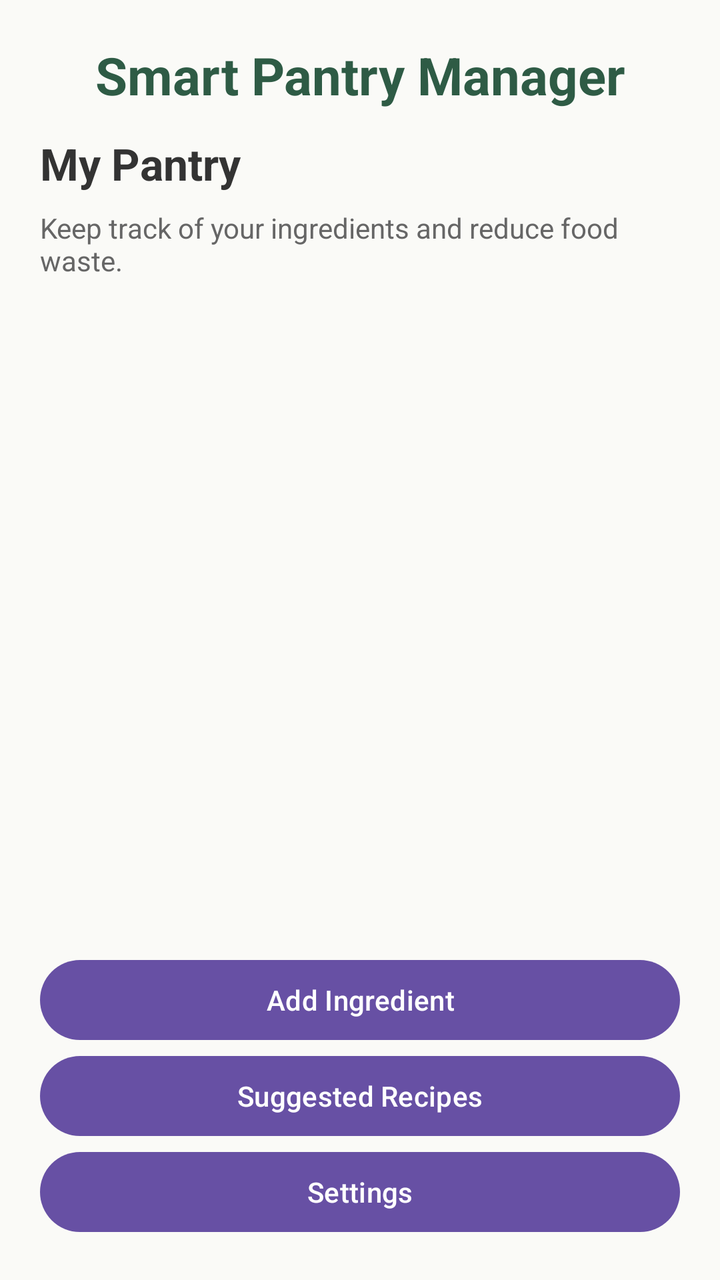
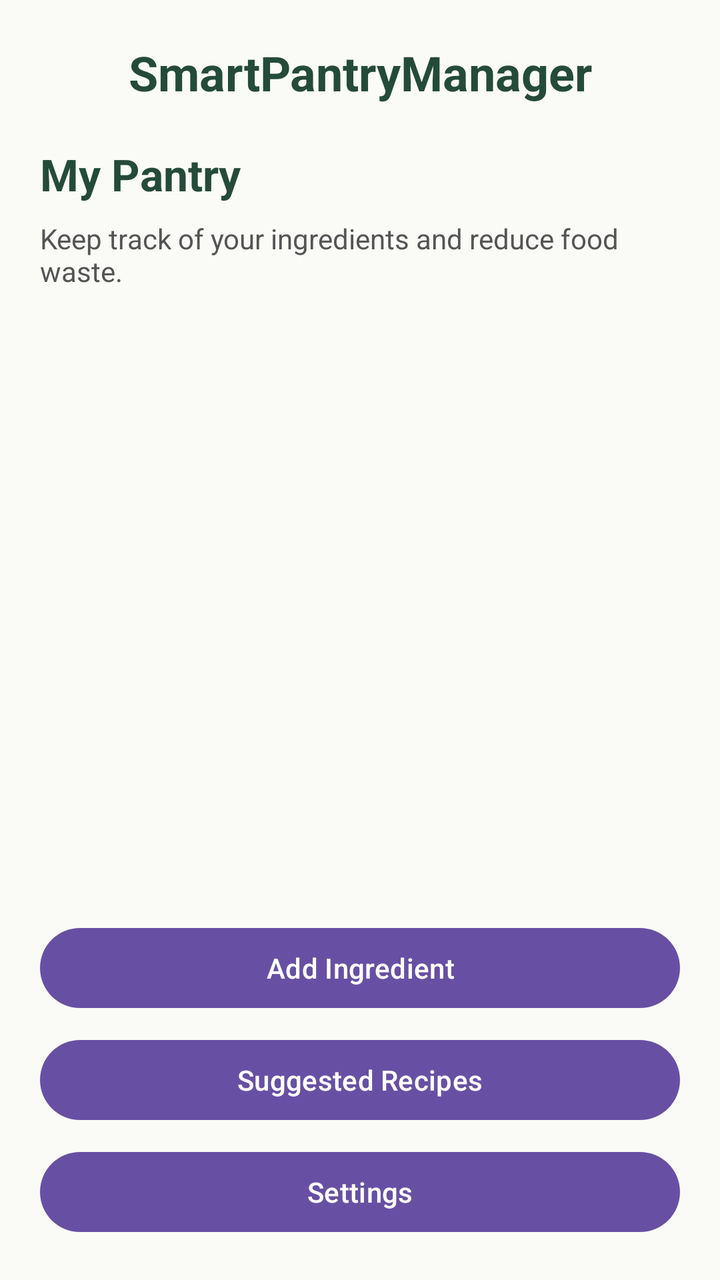

An Android layout rendered at two revisions. The XML below is the earlier revision; the diff shows what the commit changed to produce the second picture.
<!-- AndroidManifest.xml: application theme Theme.SmartPantryManager -->
<!-- res/layout/activity_main.xml -->
<?xml version="1.0" encoding="utf-8"?>
<LinearLayout
    xmlns:android="http://schemas.android.com/apk/res/android"
    android:id="@+id/main"
    android:layout_width="match_parent"
    android:layout_height="match_parent"
    android:orientation="vertical"
    android:padding="20dp"
    android:background="#FAFAF7">

    <TextView
        android:layout_width="match_parent"
        android:layout_height="wrap_content"
        android:text="Smart Pantry Manager"
        android:textSize="26sp"
        android:textStyle="bold"
        android:textColor="#2E5B45"
        android:gravity="center"
        android:layout_marginBottom="12dp"/>

    <TextView
        android:layout_width="match_parent"
        android:layout_height="wrap_content"
        android:text="My Pantry"
        android:textSize="22sp"
        android:textStyle="bold"
        android:textColor="#333333"
        android:layout_marginBottom="8dp"/>

    <TextView
        android:layout_width="match_parent"
        android:layout_height="wrap_content"
        android:text="Keep track of your ingredients and reduce food waste."
        android:textSize="14sp"
        android:textColor="#666666"
        android:layout_marginBottom="16dp"/>

    <androidx.recyclerview.widget.RecyclerView
        android:id="@+id/recyclerViewPantry"
        android:layout_width="match_parent"
        android:layout_height="0dp"
        android:layout_weight="1"/>

    <Button
        android:id="@+id/btnAddIngredient"
        android:layout_width="match_parent"
        android:layout_height="wrap_content"
        android:text="Add Ingredient"
        android:textAllCaps="false"/>

    <Button
        android:id="@+id/btnSuggestedRecipes"
        android:layout_width="match_parent"
        android:layout_height="wrap_content"
        android:text="Suggested Recipes"
        android:textAllCaps="false"/>

    <Button
        android:id="@+id/btnSettings"
        android:layout_width="match_parent"
        android:layout_height="wrap_content"
        android:text="Settings"
        android:textAllCaps="false"/>

</LinearLayout>
<!-- resources referenced by this layout -->
<resources>
  <style name="Theme.SmartPantryManager" parent="Base.Theme.SmartPantryManager" />
  <style name="Base.Theme.SmartPantryManager" parent="Theme.Material3.DayNight.NoActionBar">
          
          
      </style>
</resources>

<!-- the commit's change to res/layout/activity_main.xml (unified diff, before → after) -->
@@ -11,55 +11,56 @@
     <TextView
         android:layout_width="match_parent"
         android:layout_height="wrap_content"
-        android:text="Smart Pantry Manager"
-        android:textSize="26sp"
+        android:text="@string/app_name"
+        android:textSize="24sp"
         android:textStyle="bold"
-        android:textColor="#2E5B45"
+        android:textColor="#244B3A"
         android:gravity="center"
-        android:layout_marginBottom="12dp"/>
+        android:layout_marginBottom="20dp" />
 
     <TextView
         android:layout_width="match_parent"
         android:layout_height="wrap_content"
-        android:text="My Pantry"
+        android:text="@string/pantry_title"
         android:textSize="22sp"
         android:textStyle="bold"
-        android:textColor="#333333"
-        android:layout_marginBottom="8dp"/>
+        android:textColor="#244B3A"
+        android:layout_marginBottom="8dp" />
 
     <TextView
         android:layout_width="match_parent"
         android:layout_height="wrap_content"
-        android:text="Keep track of your ingredients and reduce food waste."
+        android:text="@string/pantry_description"
         android:textSize="14sp"
-        android:textColor="#666666"
-        android:layout_marginBottom="16dp"/>
+        android:textColor="#555555"
+        android:layout_marginBottom="16dp" />
 
     <androidx.recyclerview.widget.RecyclerView
         android:id="@+id/recyclerViewPantry"
         android:layout_width="match_parent"
         android:layout_height="0dp"
-        android:layout_weight="1"/>
+        android:layout_weight="1"
+        android:layout_marginBottom="16dp"
+        android:clipToPadding="false" />
 
     <Button
         android:id="@+id/btnAddIngredient"
         android:layout_width="match_parent"
         android:layout_height="wrap_content"
-        android:text="Add Ingredient"
-        android:textAllCaps="false"/>
+        android:text="@string/add_ingredient"
+        android:layout_marginBottom="8dp" />
 
     <Button
         android:id="@+id/btnSuggestedRecipes"
         android:layout_width="match_parent"
         android:layout_height="wrap_content"
-        android:text="Suggested Recipes"
-        android:textAllCaps="false"/>
+        android:text="@string/suggested_recipes"
+        android:layout_marginBottom="8dp" />
 
     <Button
         android:id="@+id/btnSettings"
         android:layout_width="match_parent"
         android:layout_height="wrap_content"
-        android:text="Settings"
-        android:textAllCaps="false"/>
+        android:text="@string/settings" />
 
 </LinearLayout>
<!-- resource entries referenced after the edit -->
@@ -1,5 +1,11 @@
 <!-- resources referenced by this layout -->
 <resources>
+  <string name="add_ingredient">Add Ingredient</string>
+  <string name="app_name">SmartPantryManager</string>
+  <string name="pantry_description">Keep track of your ingredients and reduce food waste.</string>
+  <string name="pantry_title">My Pantry</string>
+  <string name="settings">Settings</string>
+  <string name="suggested_recipes">Suggested Recipes</string>
   <style name="Theme.SmartPantryManager" parent="Base.Theme.SmartPantryManager" />
   <style name="Base.Theme.SmartPantryManager" parent="Theme.Material3.DayNight.NoActionBar">
           
